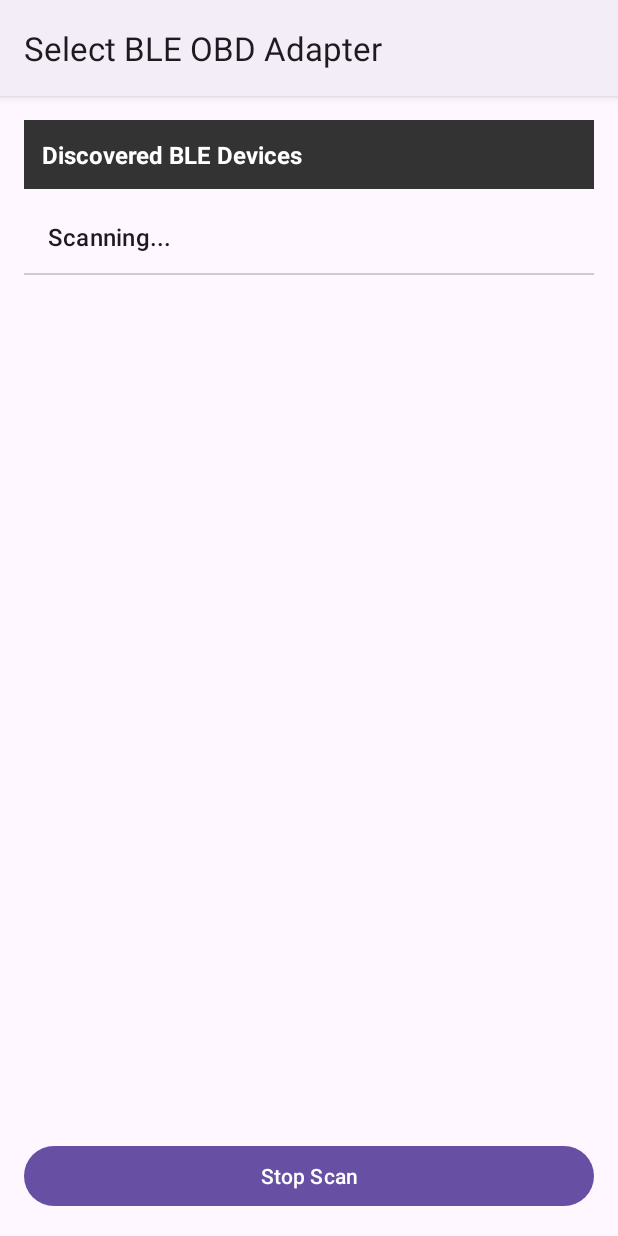
After one commit to developerfromjokela/nissan-leaf-tcu, an Android app: the BleDeviceSelectActivity screen opened directly, with no data from a screen before it, on a phone screen of 412 x 824 dp. The commit adds this screen. Run offline under Robolectric (Android 15) with nearby library versions, the phone set to English and light mode, and no system bars.

Commit message:
Add BLE Device scanner+picker, include 1.0.2-beta build

```diff
--- a/configapp-android/app/build.gradle.kts
+++ b/configapp-android/app/build.gradle.kts
@@ -11,8 +11,8 @@ android {
         applicationId = "com.developerfromjokela.nissanleaftelematics"
         minSdk = 24
         targetSdk = 34
-        versionCode = 6
-        versionName = "1.0.1"
+        versionCode = 7
+        versionName = "1.0.2"
 
         testInstrumentationRunner = "androidx.test.runner.AndroidJUnitRunner"
     }
--- a/configapp-android/app/src/main/AndroidManifest.xml
+++ b/configapp-android/app/src/main/AndroidManifest.xml
@@ -29,6 +29,7 @@
         </activity>
 
         <activity android:name=".bluetooth.DeviceSelectActivity" android:label="@string/select_device"/>
+        <activity android:name=".bluetooth.BleDeviceSelectActivity" android:label="@string/select_device_ble"/>
     </application>
 
 </manifest>
--- a/configapp-android/app/src/main/java/com/developerfromjokela/nissanleaftelematics/MainActivity.kt
+++ b/configapp-android/app/src/main/java/com/developerfromjokela/nissanleaftelematics/MainActivity.kt
@@ -30,6 +30,7 @@ import androidx.recyclerview.widget.LinearLayoutManager
 import androidx.recyclerview.widget.RecyclerView
 import androidx.transition.Visibility
 import com.developerfromjokela.nissanleaftelematics.bluetooth.BaseBluetoothService
+import com.developerfromjokela.nissanleaftelematics.bluetooth.BleDeviceSelectActivity
 import com.developerfromjokela.nissanleaftelematics.bluetooth.BluetoothService
 import com.developerfromjokela.nissanleaftelematics.bluetooth.DeviceSelectActivity
 import com.developerfromjokela.nissanleaftelematics.bluetooth.ble.BleSocket
@@ -444,7 +445,7 @@ class MainActivity : AppCompatActivity() {
         }
         connectBtnBle.setOnClickListener {
             if (!connected) {
-                val serverIntent = Intent(this, DeviceSelectActivity::class.java)
+                val serverIntent = Intent(this, BleDeviceSelectActivity::class.java)
                 startActivityForResult(serverIntent, 1)
             }
         }
--- /dev/null
+++ b/configapp-android/app/src/main/java/com/developerfromjokela/nissanleaftelematics/bluetooth/BleDeviceSelectActivity.kt
@@ -0,0 +1,153 @@
+package com.developerfromjokela.nissanleaftelematics.bluetooth
+
+import android.Manifest
+import android.bluetooth.BluetoothAdapter
+import android.bluetooth.le.BluetoothLeScanner
+import android.bluetooth.le.ScanCallback
+import android.bluetooth.le.ScanResult
+import android.bluetooth.le.ScanSettings
+import android.content.Intent
+import android.content.pm.PackageManager
+import android.os.Bundle
+import android.widget.*
+import androidx.activity.result.contract.ActivityResultContracts
+import androidx.appcompat.app.AppCompatActivity
+import androidx.core.content.ContextCompat
+import com.developerfromjokela.nissanleaftelematics.R
+
+class BleDeviceSelectActivity : AppCompatActivity() {
+
+    companion object {
+        const val EXTRA_DEVICE_ADDRESS = "device_address"
+    }
+
+    private lateinit var newDevicesAdapter: ArrayAdapter<String>
+    private val discoveredDevices = mutableSetOf<String>() // just store addresses
+
+    private var scanner: BluetoothLeScanner? = null
+    private var isScanning = false
+
+    private val requestPermissionLauncher = registerForActivityResult(
+        ActivityResultContracts.RequestMultiplePermissions()
+    ) { grants ->
+        if (grants.values.all { it }) startBleScan()
+        else Toast.makeText(this, "Permissions denied", Toast.LENGTH_LONG).show()
+    }
+
+    private val scanCallback = object : ScanCallback() {
+        override fun onScanResult(callbackType: Int, result: ScanResult) {
+            runOnUiThread {
+                val device = result.device
+                val address = device.address
+                if (address in discoveredDevices) return@runOnUiThread
+
+                discoveredDevices.add(address)
+
+                val name = device.name ?: "Unknown"
+                val uuids = result.scanRecord?.serviceUuids?.joinToString(", ") { uuid ->
+                    uuid.uuid.toString().uppercase().substring(0, 8) // short form
+                } ?: "No UUIDs"
+
+                val item = "$name\n$address\nUUIDs: $uuids"
+                newDevicesAdapter.add(item)
+                newDevicesAdapter.notifyDataSetChanged()
+            }
+        }
+
+        override fun onScanFailed(errorCode: Int) {
+            runOnUiThread {
+                Toast.makeText(this@BleDeviceSelectActivity, "Scan failed: $errorCode", Toast.LENGTH_SHORT).show()
+                updateScanButton()
+            }
+        }
+    }
+
+    override fun onCreate(savedInstanceState: Bundle?) {
+        super.onCreate(savedInstanceState)
+        setContentView(R.layout.activity_ble_device_select)
+
+        title = "Select BLE OBD Adapter"
+
+        newDevicesAdapter = ArrayAdapter(this, android.R.layout.simple_list_item_1)
+        val listView = findViewById<ListView>(R.id.new_devices)
+        listView.adapter = newDevicesAdapter
+
+        // THIS IS THE CORRECT WAY — no more type mismatch!
+        listView.onItemClickListener = AdapterView.OnItemClickListener { _, _, position, _ ->
+            val text = newDevicesAdapter.getItem(position) ?: return@OnItemClickListener
+            val address = text.split("\n")[1] // second line is MAC
+
+            val resultIntent = Intent().apply {
+                putExtra(EXTRA_DEVICE_ADDRESS, address)
+            }
+            setResult(RESULT_OK, resultIntent)
+            finish()
+        }
+
+        findViewById<Button>(R.id.button_scan).setOnClickListener {
+            if (isScanning) stopBleScan() else startBleScan()
+        }
+
+        checkPermissionsAndStart()
+    }
+
+    private fun checkPermissionsAndStart() {
+        val perms = if (android.os.Build.VERSION.SDK_INT >= android.os.Build.VERSION_CODES.S) {
+            arrayOf(Manifest.permission.BLUETOOTH_SCAN, Manifest.permission.BLUETOOTH_CONNECT)
+        } else {
+            arrayOf(Manifest.permission.ACCESS_FINE_LOCATION)
+        }
+
+        if (perms.all { ContextCompat.checkSelfPermission(this, it) == PackageManager.PERMISSION_GRANTED }) {
+            startBleScan()
+        } else {
+            requestPermissionLauncher.launch(perms)
+        }
+    }
+
+    private fun startBleScan() {
+        val adapter = BluetoothAdapter.getDefaultAdapter() ?: run {
+            Toast.makeText(this, "No Bluetooth", Toast.LENGTH_SHORT).show()
+            return
+        }
+
+        scanner = adapter.bluetoothLeScanner
+        if (scanner == null) {
+            Toast.makeText(this, "BLE not supported", Toast.LENGTH_SHORT).show()
+            return
+        }
+
+        discoveredDevices.clear()
+        newDevicesAdapter.clear()
+        newDevicesAdapter.add("Scanning...")
+        updateScanButton("Stop Scan", true)
+
+        val settings = ScanSettings.Builder()
+            .setScanMode(ScanSettings.SCAN_MODE_LOW_LATENCY)
+            .build()
+
+        scanner!!.startScan(null, settings, scanCallback)
+        isScanning = true
+    }
+
+    private fun stopBleScan() {
+        scanner?.stopScan(scanCallback)
+        isScanning = false
+        updateScanButton("Scan Again", true)
+        if (newDevicesAdapter.count == 0) {
+            newDevicesAdapter.add("No devices found")
+        }
+    }
+
+    private fun updateScanButton(text: String = "Scan Again", enabled: Boolean = true) {
+        findViewById<Button>(R.id.button_scan).apply {
+            this.text = text
+            isEnabled = enabled
+        }
+    }
+
+    override fun onStop() {
+        super.onStop()
+        if (isScanning) stopBleScan()
+    }
+}
--- /dev/null
+++ b/configapp-android/app/src/main/res/layout/activity_ble_device_select.xml
@@ -0,0 +1,34 @@
+<?xml version="1.0" encoding="utf-8"?>
+<LinearLayout xmlns:android="http://schemas.android.com/apk/res/android"
+    android:orientation="vertical"
+    android:layout_width="match_parent"
+    android:layout_height="match_parent"
+    android:padding="16dp">
+
+    <TextView
+        android:layout_width="match_parent"
+        android:layout_height="wrap_content"
+        android:text="Discovered BLE Devices"
+        android:textSize="16sp"
+        android:textStyle="bold"
+        android:background="#333"
+        android:textColor="#fff"
+        android:padding="12dp" />
+
+    <ListView
+        android:id="@+id/new_devices"
+        android:layout_width="match_parent"
+        android:layout_height="0dp"
+        android:layout_weight="1"
+        android:divider="#ccc"
+        android:dividerHeight="1dp"
+        android:layout_marginTop="8dp" />
+
+    <Button
+        android:id="@+id/button_scan"
+        android:layout_width="match_parent"
+        android:layout_height="wrap_content"
+        android:text="Start BLE Scan"
+        android:layout_marginTop="16dp" />
+
+</LinearLayout>
--- a/configapp-android/app/src/main/res/values/strings.xml
+++ b/configapp-android/app/src/main/res/values/strings.xml
@@ -1,6 +1,7 @@
 <resources>
     <string name="app_name">Nissan Leaf Telematics</string>
     <string name="select_device">Select ELM327</string>
+    <string name="select_device_ble">Select BLE ELM327</string>
     <string name="none_found">No devices found</string>
     <string name="title_paired_devices">Paired devices</string>
     <string name="title_other_devices">Other devices</string>
```
Also changed, not shown: configapp-android/app/src/main/java/com/developerfromjokela/nissanleaftelematics/bluetooth/ble/BleSocket.kt (+16 -2 lines), 2 other files.
